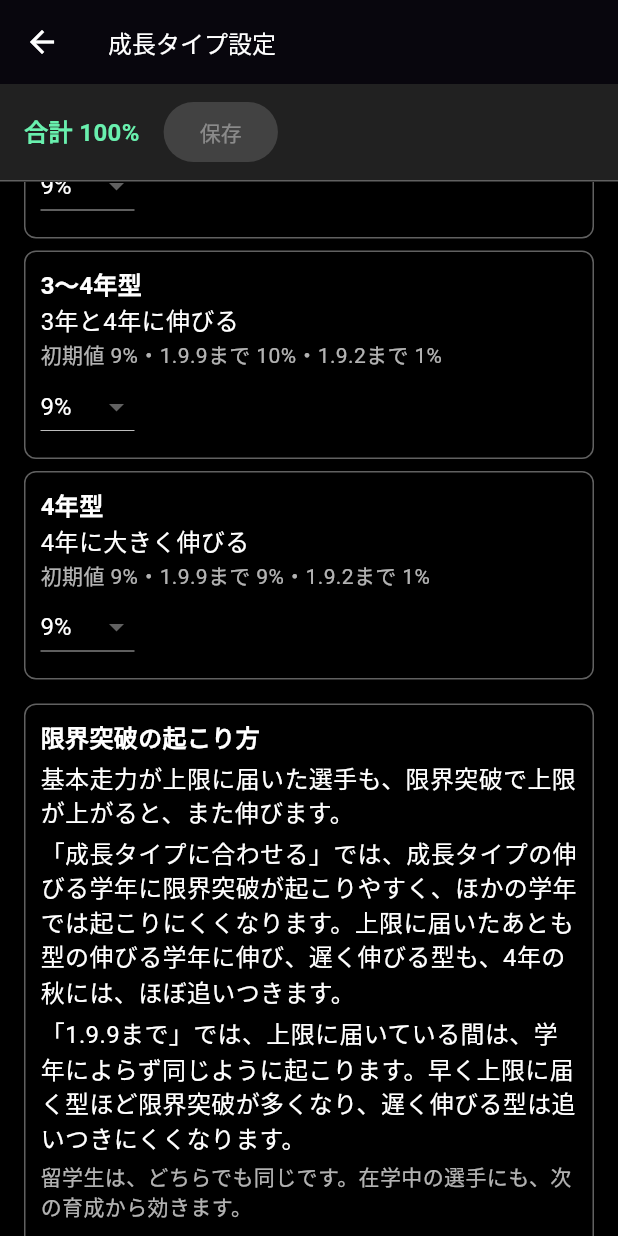
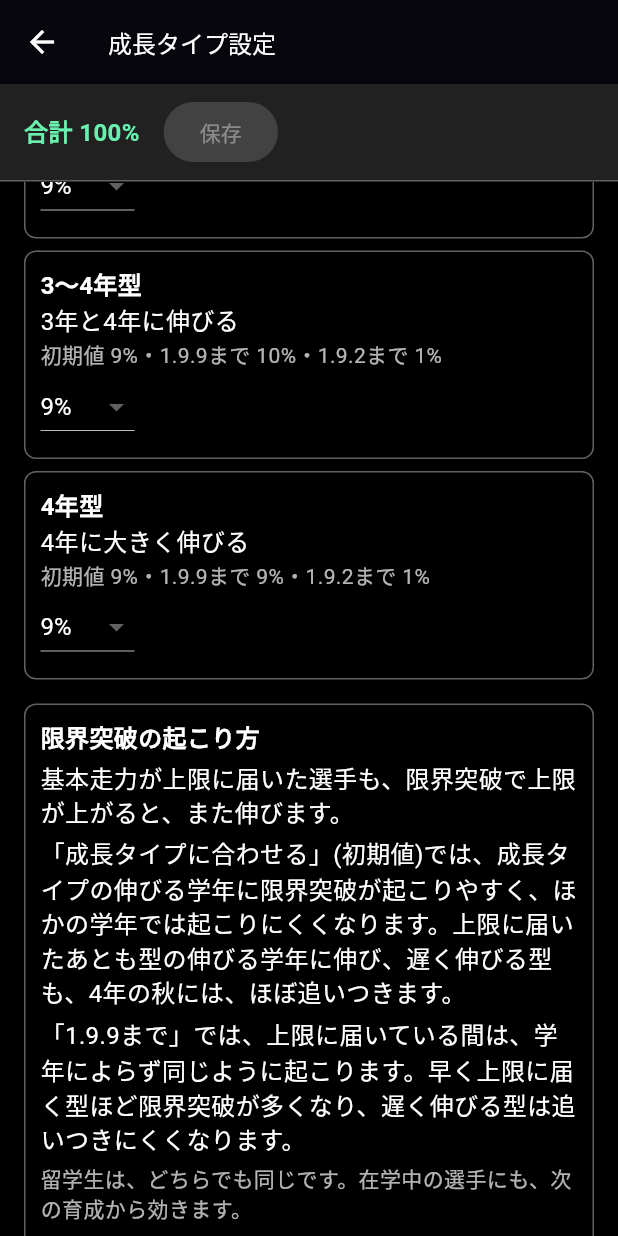
Before and after one commit to shin-tomura/ekidenss, a Flutter app: the ModalSeichouTypeSettei screen opened directly, scrolled down 2304 dp, on a phone screen of 412 x 824 dp. Run offline on Flutter 3.47's test engine with Material 3 defaults, Android fonts, the phone set to English and light mode, and no system bars; our stand-ins replace auto_size_text, csv, file_picker, fl_chart, hive, hive_flutter and 6 more; missing offline and left inert: mobile_scanner, two_dimensional_scrollables; accounts and stored records are empty.

Commit message:
2.0.0test: 成長タイプ設定の「限界突破の起こり方」の選択肢を「成長タイプに合わせる」と短くし、「(初期値)」は説明文に書いた(文字を大きくしていても切れにくいように)
Co-Authored-By: Claude Opus 5.5 <noreply@anthropic.com>
Claude-Session: https://claude.ai/code/session_01RZXE5j5RzPj9yPWaXsYMrQ

```diff
--- a/lib/screens/seichou_type_settei.dart
+++ b/lib/screens/seichou_type_settei.dart
@@ -353,7 +353,7 @@ class _ModalSeichouTypeSetteiState extends State<ModalSeichouTypeSettei> {
           ),
           const SizedBox(height: 4),
           Text(
-            '「成長タイプに合わせる」では、成長タイプの伸びる学年に限界突破が起こりやすく、'
+            '「成長タイプに合わせる」(初期値)では、成長タイプの伸びる学年に限界突破が起こりやすく、'
             'ほかの学年では起こりにくくなります。上限に届いたあとも型の伸びる学年に伸び、'
             '遅く伸びる型も、4年の秋には、ほぼ追いつきます。',
             style: _honbun,
@@ -373,7 +373,8 @@ class _ModalSeichouTypeSetteiState extends State<ModalSeichouTypeSettei> {
           Wrap(
             runSpacing: 4,
             children: [
-              chip(genkaitoppaOkorikataType, '成長タイプに合わせる(初期値)'),
+              // 文字を大きくしていても切れにくいように、「(初期値)」は上の説明文に書く
+              chip(genkaitoppaOkorikataType, '成長タイプに合わせる'),
               chip(genkaitoppaOkorikataIzen, '1.9.9まで'),
             ],
           ),
```
